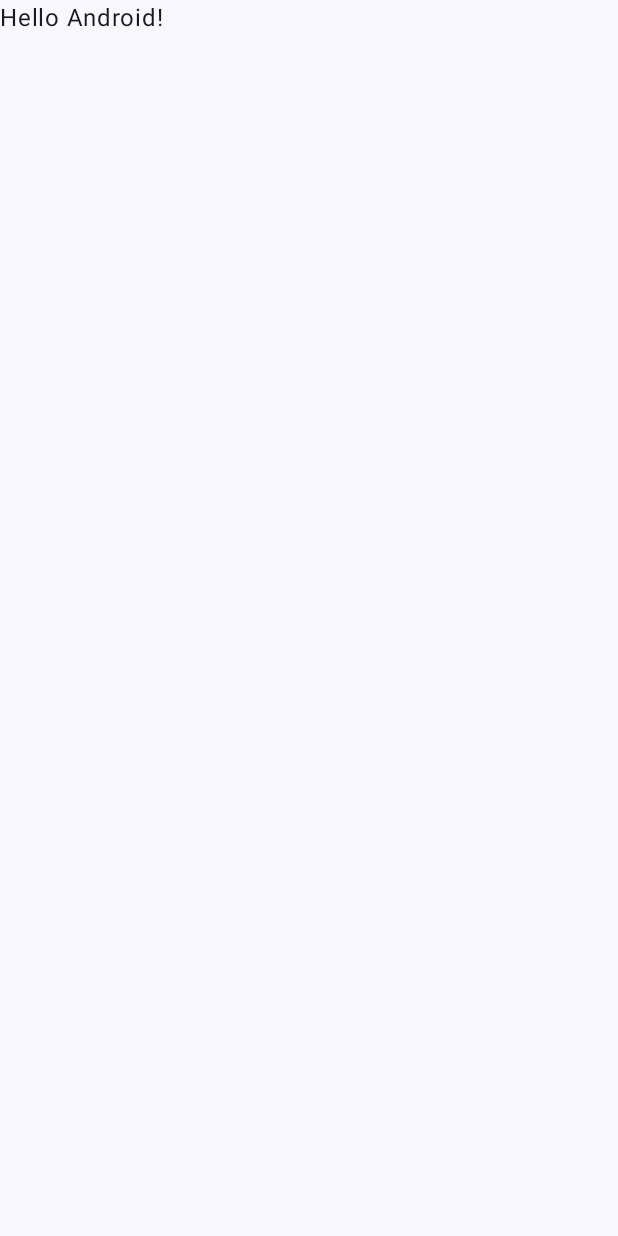
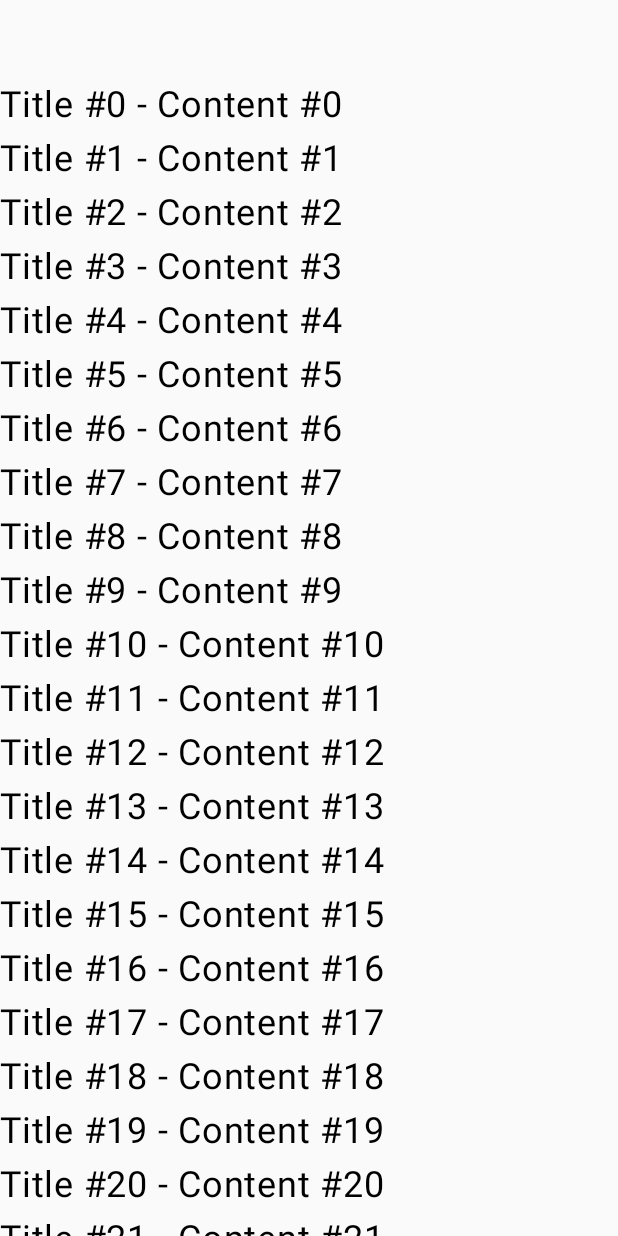
Before and after one commit to SingletonVD/Notes, an Android app built with Jetpack Compose: the screen it shows after launch (MainActivity), on a phone screen of 412 x 824 dp. Before the commit the screen is almost empty. Run offline under Robolectric (Android 15) with nearby library versions, the phone set to English and light mode, and no system bars.

Commit message:
Add notes screen basic ui

```diff
--- a/app/build.gradle.kts
+++ b/app/build.gradle.kts
@@ -50,6 +50,7 @@ dependencies {
     implementation(libs.androidx.compose.ui.graphics)
     implementation(libs.androidx.compose.ui.tooling.preview)
     implementation(libs.androidx.compose.material3)
+    implementation(libs.androidx.lifecycle.viewmodel.compose)
     testImplementation(libs.junit)
     androidTestImplementation(libs.androidx.junit)
     androidTestImplementation(libs.androidx.espresso.core)
--- a/app/src/main/java/com/singletonv/notes/presentation/MainActivity.kt
+++ b/app/src/main/java/com/singletonv/notes/presentation/MainActivity.kt
@@ -11,6 +11,7 @@ import androidx.compose.material3.Text
 import androidx.compose.runtime.Composable
 import androidx.compose.ui.Modifier
 import androidx.compose.ui.tooling.preview.Preview
+import com.singletonv.notes.presentation.screens.notes.NotesScreen
 import com.singletonv.notes.ui.theme.NotesTheme
 
 class MainActivity : ComponentActivity() {
@@ -19,29 +20,8 @@ class MainActivity : ComponentActivity() {
         enableEdgeToEdge()
         setContent {
             NotesTheme {
-                Scaffold(modifier = Modifier.fillMaxSize()) { innerPadding ->
-                    Greeting(
-                        name = "Android",
-                        modifier = Modifier.padding(innerPadding)
-                    )
-                }
+                NotesScreen()
             }
         }
     }
 }
-
-@Composable
-fun Greeting(name: String, modifier: Modifier = Modifier) {
-    Text(
-        text = "Hello $name!",
-        modifier = modifier
-    )
-}
-
-@Preview(showBackground = true)
-@Composable
-fun GreetingPreview() {
-    NotesTheme {
-        Greeting("Android")
-    }
-}
--- /dev/null
+++ b/app/src/main/java/com/singletonv/notes/presentation/screens/notes/NotesScreen.kt
@@ -0,0 +1,67 @@
+package com.singletonv.notes.presentation.screens.notes
+
+import androidx.compose.foundation.clickable
+import androidx.compose.foundation.horizontalScroll
+import androidx.compose.foundation.layout.Arrangement
+import androidx.compose.foundation.layout.Column
+import androidx.compose.foundation.layout.Row
+import androidx.compose.foundation.layout.fillMaxWidth
+import androidx.compose.foundation.layout.padding
+import androidx.compose.foundation.rememberScrollState
+import androidx.compose.foundation.verticalScroll
+import androidx.compose.material3.Text
+import androidx.compose.runtime.Composable
+import androidx.compose.runtime.collectAsState
+import androidx.compose.runtime.getValue
+import androidx.compose.ui.Modifier
+import androidx.compose.ui.unit.dp
+import androidx.compose.ui.unit.sp
+import androidx.lifecycle.viewmodel.compose.viewModel
+
+@Composable
+fun NotesScreen(
+    modifier: Modifier = Modifier,
+    viewModel: NotesViewModel = viewModel()
+) {
+    val state by viewModel.state.collectAsState()
+    val verticalScrollState = rememberScrollState(0)
+    val horizontalScrollState = rememberScrollState(0)
+
+    Column(
+        modifier = Modifier
+            .padding(top = 48.dp)
+            .verticalScroll(verticalScrollState),
+        verticalArrangement = Arrangement.spacedBy(8.dp)
+    ) {
+        Row(
+            modifier = Modifier
+                .fillMaxWidth()
+                .horizontalScroll(horizontalScrollState),
+            horizontalArrangement = Arrangement.spacedBy(8.dp)
+        ) {
+            state.pinnedNotes.forEach { note ->
+                Text(
+                    modifier = modifier.clickable {
+                        viewModel.processCommand(
+                            command = NotesCommand.SwitchPinnedStatus(note.id)
+                        )
+                    },
+                    text = "${note.title} - ${note.content}",
+                    fontSize = 24.sp
+                )
+            }
+        }
+
+        state.otherNotes.forEach { note ->
+            Text(
+                modifier = Modifier.clickable {
+                    viewModel.processCommand(
+                        command = NotesCommand.SwitchPinnedStatus(note.id)
+                    )
+                },
+                text = "${note.title} - ${note.content}",
+                fontSize = 24.sp
+            )
+        }
+    }
+}
--- a/gradle/libs.versions.toml
+++ b/gradle/libs.versions.toml
@@ -8,9 +8,11 @@ espressoCore = "3.5.1"
 lifecycleRuntimeKtx = "2.6.1"
 activityCompose = "1.8.0"
 composeBom = "2024.09.00"
+lifecycleViewmodelCompose = "2.9.4"
 
 [libraries]
 androidx-core-ktx = { group = "androidx.core", name = "core-ktx", version.ref = "coreKtx" }
+androidx-lifecycle-viewmodel-compose = { module = "androidx.lifecycle:lifecycle-viewmodel-compose", version.ref = "lifecycleViewmodelCompose" }
 junit = { group = "junit", name = "junit", version.ref = "junit" }
 androidx-junit = { group = "androidx.test.ext", name = "junit", version.ref = "junitVersion" }
 androidx-espresso-core = { group = "androidx.test.espresso", name = "espresso-core", version.ref = "espressoCore" }
```
Also changed, not shown: app/src/main/java/com/singletonv/notes/data/TestNotesRepositoryImpl.kt (+11 -7 lines).
